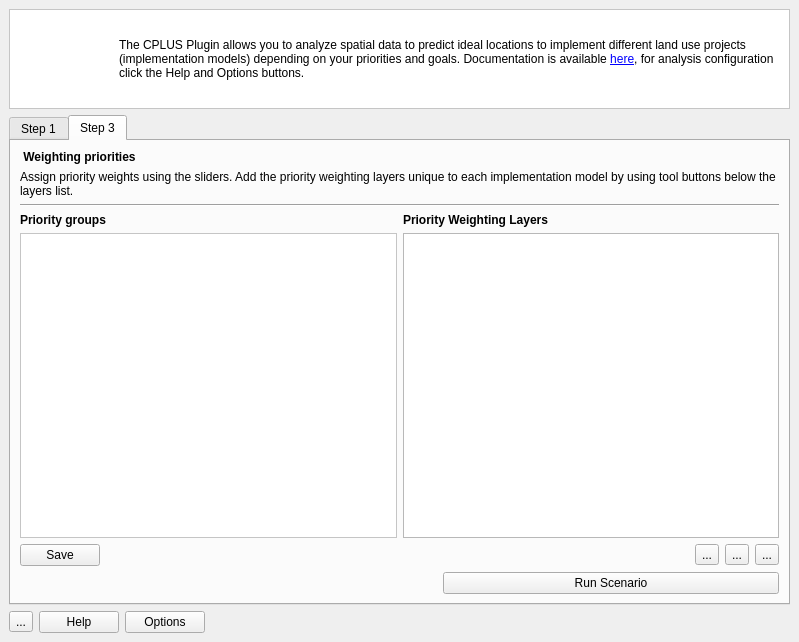
Qt form src/cplus_plugin/ui/qgis_cplus_main_dockwidget.ui (ConservationInternational/cplus-plugin) before a commit.
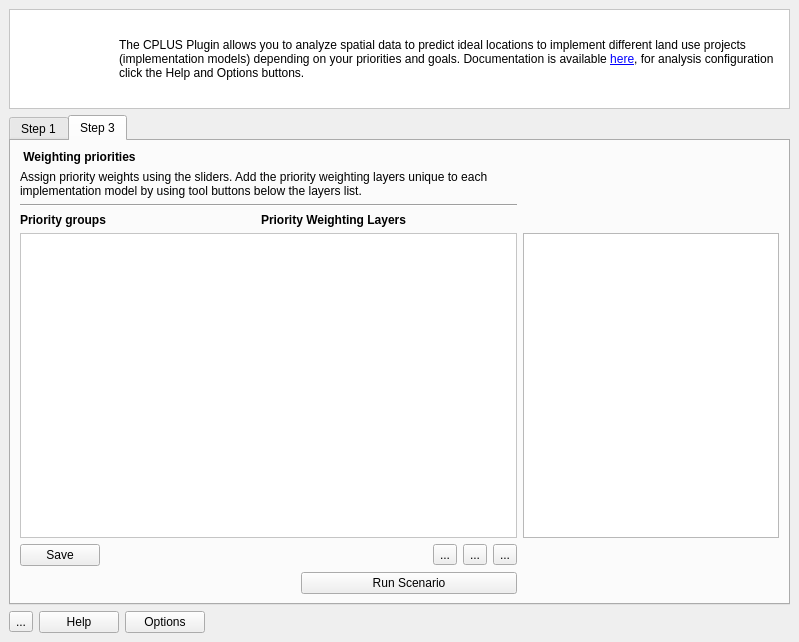
The same form after that commit. The open tabs and pages were chosen to show the change. Icons and pictures are not drawn. Custom widgets are drawn as their Qt base class.

Commit message: functionality for the step 3 tab

Diff of the .ui file:
```diff
--- a/src/cplus_plugin/ui/qgis_cplus_main_dockwidget.ui
+++ b/src/cplus_plugin/ui/qgis_cplus_main_dockwidget.ui
@@ -400,6 +400,53 @@
           </item>
          </layout>
         </item>
+        <item row="4" column="2">
+         <widget class="QListWidget" name="priority_layers_list"/>
+        </item>
+        <item row="4" column="0" colspan="2">
+         <widget class="QFrame" name="priority_groups_frame">
+          <property name="minimumSize">
+           <size>
+            <width>0</width>
+            <height>215</height>
+           </size>
+          </property>
+          <property name="autoFillBackground">
+           <bool>false</bool>
+          </property>
+          <property name="styleSheet">
+           <string notr="true">background-color: rgb(255, 255, 255)</string>
+          </property>
+          <property name="frameShape">
+           <enum>QFrame::StyledPanel</enum>
+          </property>
+          <property name="frameShadow">
+           <enum>QFrame::Raised</enum>
+          </property>
+          <layout class="QVBoxLayout" name="verticalLayout_2">
+           <item>
+            <widget class="QScrollArea" name="scroll_area">
+             <property name="frameShape">
+              <enum>QFrame::NoFrame</enum>
+             </property>
+             <property name="widgetResizable">
+              <bool>true</bool>
+             </property>
+             <widget class="QWidget" name="scrollAreaWidgetContents_2">
+              <property name="geometry">
+               <rect>
+                <x>0</x>
+                <y>0</y>
+                <width>127</width>
+                <height>195</height>
+               </rect>
+              </property>
+             </widget>
+            </widget>
+           </item>
+          </layout>
+         </widget>
+        </item>
        </layout>
       </widget>
      </widget>
```
The commit also changes 3 other files.
